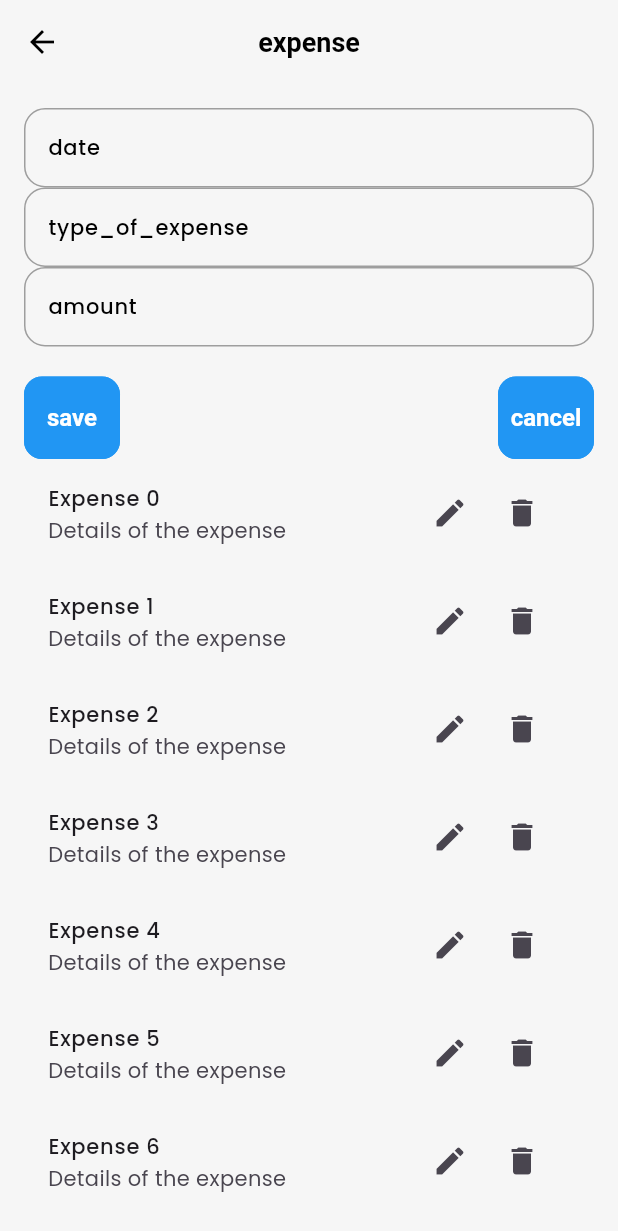
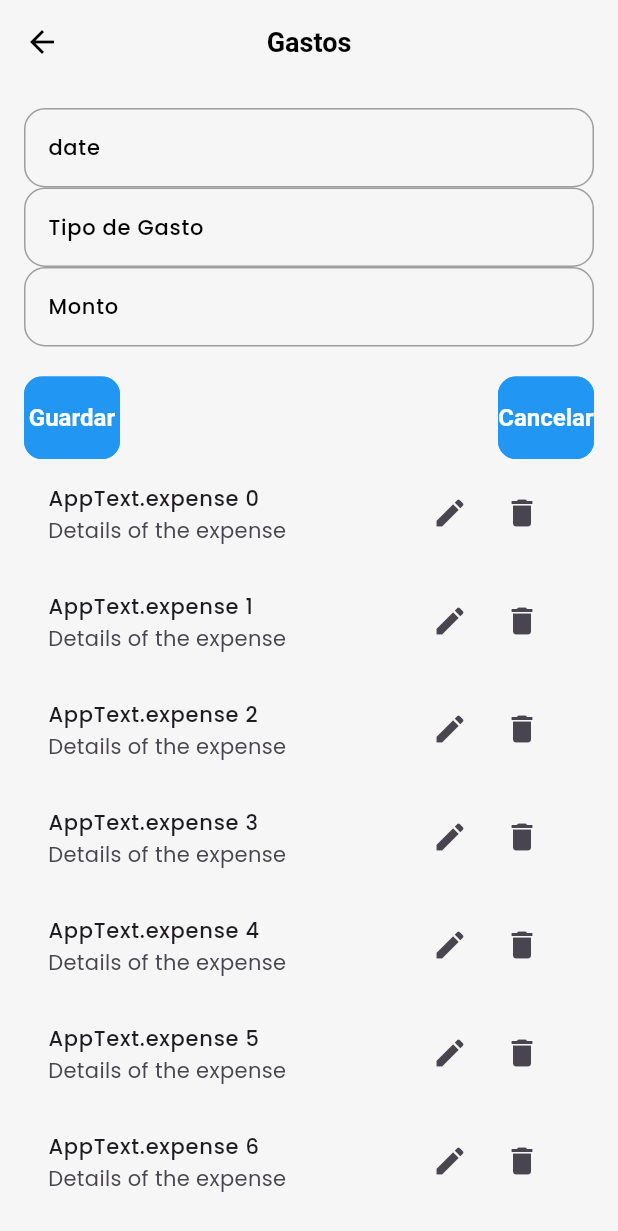
Before and after one commit to Edisonnarvaez/my_finances, a Flutter app: the ExpenseScreen screen opened directly, on a phone screen of 412 x 824 dp. Shown: the top 1231 px of the screen. Run offline on Flutter 3.47's test engine with Material 3 defaults, Android fonts, the phone set to English and light mode, and no system bars; our stand-ins replace cloud_firestore, firebase_auth, firebase_core, flutter_svg, get, get_storage and 4 more; accounts and stored records are empty; project files that could hold a hidden picture were left out.

Commit message:
ultimos ajustes

```diff
--- a/lib/app.dart
+++ b/lib/app.dart
@@ -20,7 +20,7 @@ class App extends StatelessWidget {
       home: OnBoardingScreen(),
       localizationsDelegates: AppLocalizations.localizationsDelegates,
       supportedLocales: AppLocalizations.supportedLocales,
-      locale: const Locale('en', ''), // TODO: put here status management
+      locale: const Locale('es', ''), // TODO: put here status management
       // locale: const Locale('en', ''),
     );
   }
--- a/lib/modules/aplication/screens/expense/expense_screen.dart
+++ b/lib/modules/aplication/screens/expense/expense_screen.dart
@@ -1,12 +1,13 @@
 import 'package:flutter/material.dart';
 import 'package:get/get.dart';
+import 'package:my_finances/utils/constants/text_strings.dart';
 
 class ExpenseScreen extends StatelessWidget {
   @override
   Widget build(BuildContext context) {
     return Scaffold(
       appBar: AppBar(
-        title: Text('expense'.tr),
+        title: Text(AppText.expense),
         leading: IconButton(
           icon: Icon(Icons.arrow_back),
           onPressed: () {
@@ -22,10 +23,10 @@ class ExpenseScreen extends StatelessWidget {
               decoration: InputDecoration(labelText: 'date'.tr),
             ),
             TextField(
-              decoration: InputDecoration(labelText: 'type_of_expense'.tr),
+              decoration: InputDecoration(labelText: AppText.type_of_expense),
             ),
             TextField(
-              decoration: InputDecoration(labelText: 'amount'.tr),
+              decoration: InputDecoration(labelText: AppText.amount),
             ),
             SizedBox(height: 20),
             Row(
@@ -35,13 +36,13 @@ class ExpenseScreen extends StatelessWidget {
                   onPressed: () {
                     // Save logic
                   },
-                  child: Text('save'.tr),
+                  child: Text(AppText.save),
                 ),
                 ElevatedButton(
                   onPressed: () {
                     Get.back();
                   },
-                  child: Text('cancel'.tr),
+                  child: Text(AppText.cancel),
                 ),
               ],
             ),
@@ -50,7 +51,7 @@ class ExpenseScreen extends StatelessWidget {
                 itemCount: 10,
                 itemBuilder: (context, index) {
                   return ListTile(
-                    title: Text('Expense $index'),
+                    title: Text('AppText.expense $index'),
                     subtitle: Text('Details of the expense'),
                     trailing: Row(
                       mainAxisSize: MainAxisSize.min,
--- a/lib/modules/aplication/screens/income/income_screen.dart
+++ b/lib/modules/aplication/screens/income/income_screen.dart
@@ -1,12 +1,13 @@
 import 'package:flutter/material.dart';
 import 'package:get/get.dart';
+import 'package:my_finances/utils/constants/text_strings.dart';
 
 class IncomeScreen extends StatelessWidget {
   @override
   Widget build(BuildContext context) {
     return Scaffold(
       appBar: AppBar(
-        title: Text('income'.tr),
+        title: Text(AppText.income),
         leading: IconButton(
           icon: Icon(Icons.arrow_back),
           onPressed: () {
@@ -22,10 +23,10 @@ class IncomeScreen extends StatelessWidget {
               decoration: InputDecoration(labelText: 'date'.tr),
             ),
             TextField(
-              decoration: InputDecoration(labelText: 'type_of_income'.tr),
+              decoration: InputDecoration(labelText: AppText.type_of_income),
             ),
             TextField(
-              decoration: InputDecoration(labelText: 'amount'.tr),
+              decoration: InputDecoration(labelText: AppText.amount),
             ),
             SizedBox(height: 20),
             Row(
@@ -35,13 +36,13 @@ class IncomeScreen extends StatelessWidget {
                   onPressed: () {
                     // Save logic
                   },
-                  child: Text('save'.tr),
+                  child: Text(AppText.save),
                 ),
                 ElevatedButton(
                   onPressed: () {
                     Get.back();
                   },
-                  child: Text('cancel'.tr),
+                  child: Text(AppText.cancel),
                 ),
               ],
             ),
--- a/lib/modules/aplication/screens/profile/profileScreen.dart
+++ b/lib/modules/aplication/screens/profile/profileScreen.dart
@@ -1,6 +1,7 @@
 import 'package:flutter/material.dart';
 import 'package:get/get.dart';
 import 'package:my_finances/modules/authentication/screens/login/changePasswordScreen.dart';
+import 'package:my_finances/utils/constants/text_strings.dart';
 
 class ProfileScreen extends StatelessWidget {
   @override
@@ -26,22 +27,22 @@ class ProfileScreen extends StatelessWidget {
             SizedBox(height: 20),
             TextField(
               decoration: InputDecoration(
-                labelText: 'full_name'.tr,
+                labelText: AppText.name,
               ),
             ),
             TextField(
               decoration: InputDecoration(
-                labelText: 'email'.tr,
+                labelText: AppText.email,
               ),
             ),
             TextField(
               decoration: InputDecoration(
-                labelText: 'phone_number'.tr,
+                labelText: AppText.phone,
               ),
             ),
             TextField(
               decoration: InputDecoration(
-                labelText: 'date_of_birth'.tr,
+                labelText: AppText.dob,
               ),
             ),
             SizedBox(height: 20),
@@ -65,7 +66,7 @@ class ProfileScreen extends StatelessWidget {
               onPressed: () {
                 // Save profile changes logic
               },
-              child: Text('save'.tr),
+              child: Text(AppText.save),
             ),
             SizedBox(height: 20),
             ElevatedButton(
--- a/lib/modules/aplication/screens/recurringExpense/recurring_expense_screen.dart
+++ b/lib/modules/aplication/screens/recurringExpense/recurring_expense_screen.dart
@@ -1,12 +1,13 @@
 import 'package:flutter/material.dart';
 import 'package:get/get.dart';
+import 'package:my_finances/utils/constants/text_strings.dart';
 
 class RecurringExpenseScreen extends StatelessWidget {
   @override
   Widget build(BuildContext context) {
     return Scaffold(
       appBar: AppBar(
-        title: Text('recurring_expense'.tr),
+        title: Text(AppText.recurringExpenseTitle),
         leading: IconButton(
           icon: Icon(Icons.arrow_back),
           onPressed: () {
```
